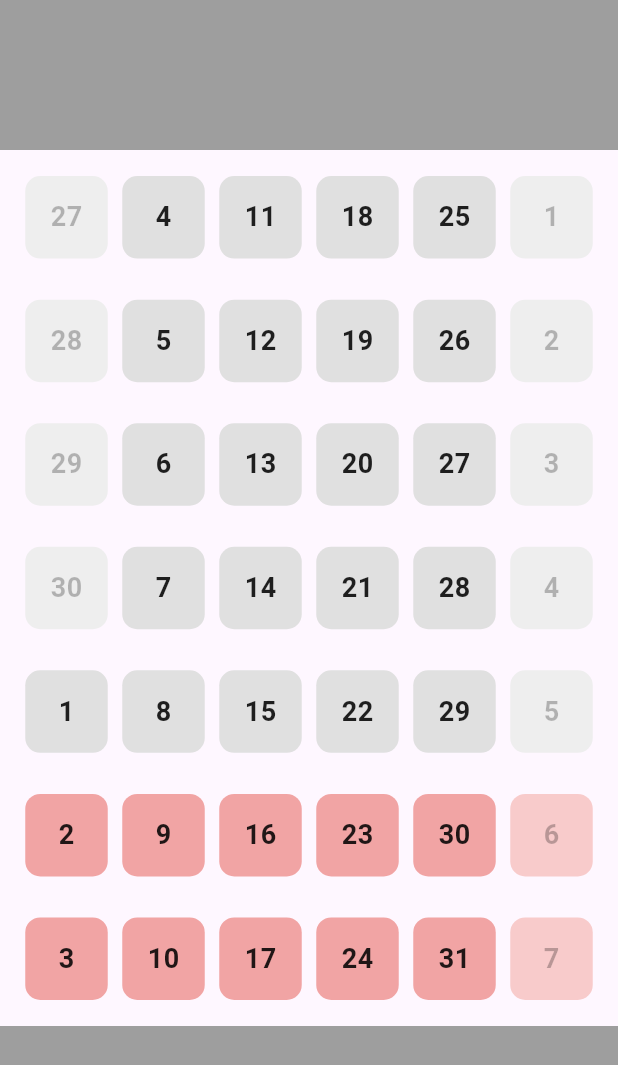
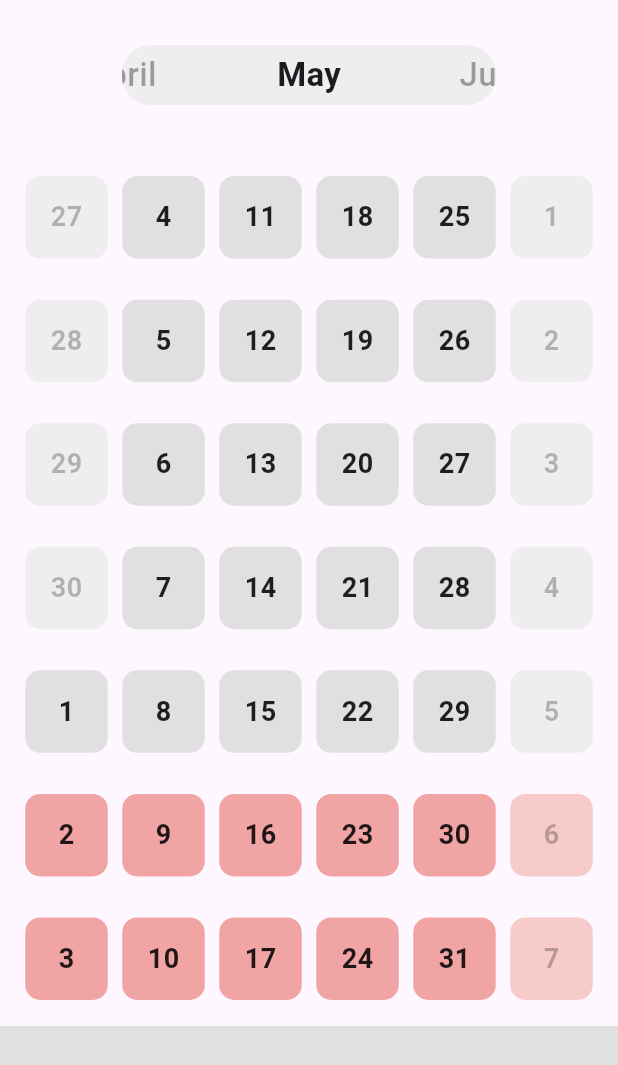
Before and after one commit to eidorii/persistent, a Flutter app: the screen it shows after launch, on a phone screen of 412 x 824 dp. Shown: the top 1065 px of the screen. Run offline on Flutter 3.47's test engine with Material 3 defaults, Android fonts, the light colour scheme and no system bars.

Commit message:
feature: header with month selector

```diff
--- a/lib/calendar_page.dart
+++ b/lib/calendar_page.dart
@@ -1,6 +1,7 @@
 import 'package:flutter/material.dart';
 import 'dart:async';
 import 'day_entry.dart';
+import 'month_selector.dart';
 
 class CalendarPage extends StatefulWidget {
   const CalendarPage({super.key});
@@ -18,6 +19,7 @@ class _CalendarPageState extends State<CalendarPage> {
   Timer? _scrollEndTimer;
   DateTime? _selectedDate;
   final Map<DateTime, DayEntry> _dayEntries = {};
+  static const int _monthCount = 120;
 
   double? _columnWidth;
   bool _initialJumpDone = false;
@@ -26,6 +28,9 @@ class _CalendarPageState extends State<CalendarPage> {
     final s = DateTime.utc(startDate.year, startDate.month, startDate.day);
     return s.subtract(Duration(days: s.weekday - 1));
   }
+
+  int get _currentMonthIndex =>
+    (_currentYear - startDate.year) * 12 + (_currentMonth - 1);
 
   @override
   void initState() {
@@ -117,14 +122,37 @@ class _CalendarPageState extends State<CalendarPage> {
   Widget _buildHeader() {
     return Container(
       height: 100,
-      color: Colors.grey,
+      alignment: Alignment.bottomCenter,
+      child: Row(
+          mainAxisAlignment: MainAxisAlignment.center,
+          children: [
+            Expanded(
+              child: Center(
+                child: ConstrainedBox(
+                  constraints: const BoxConstraints(maxWidth: 250),
+                  child: ClipRRect(
+                    borderRadius: BorderRadius.circular(24),
+                    child: Container(
+                      color: Colors.grey[200],
+                      child: MonthSelector(
+                          startYear: startDate.year,
+                          monthCount: _monthCount,
+                          currentMonthIndex: _currentMonthIndex
+                      ),
+                    ),
+                  ),
+                )
+              )
+            )
+          ],
+      ),
     );
   }
 
   Widget _buildFooter() {
     return Container(
       height: 140,
-      color: Colors.grey,
+      color: Colors.grey[300],
     );
   }
 
--- /dev/null
+++ b/lib/month_selector.dart
@@ -0,0 +1,110 @@
+import 'package:flutter/material.dart';
+
+class MonthSelector extends StatefulWidget {
+  final int startYear;
+  final int monthCount;
+  final int currentMonthIndex;
+
+  const MonthSelector({
+    super.key,
+    required this.startYear,
+    required this.monthCount,
+    required this.currentMonthIndex,
+  });
+
+  @override
+  State<MonthSelector> createState() => _MonthSelectorState();
+}
+
+class _MonthSelectorState extends State<MonthSelector> {
+  final ScrollController _controller = ScrollController();
+  double? _itemWidth;
+
+  static const _names = [
+    'January', 'February', 'March', 'April', 'May', 'June', 'July', 'August',
+    'September', 'October', 'November', 'December',
+  ];
+
+  @override
+  void didUpdateWidget(MonthSelector old) {
+    super.didUpdateWidget(old);
+    if (widget.currentMonthIndex != old.currentMonthIndex) _animateToCurrent();
+  }
+
+  void _animateToCurrent() {
+    if (!_controller.hasClients || _itemWidth == null) return;
+    final viewport = _controller.position.viewportDimension;
+    final target =
+        widget.currentMonthIndex * _itemWidth! - (viewport - _itemWidth!) / 2;
+    _controller.animateTo(
+        target.clamp(
+            _controller.position.minScrollExtent,
+            _controller.position.maxScrollExtent,
+        ),
+        duration: const Duration(milliseconds: 100),
+        curve: Curves.easeOut,
+    );
+  }
+
+  @override
+  void dispose() {
+    _controller.dispose();
+    super.dispose();
+  }
+
+  @override
+  Widget build(BuildContext context) {
+    return SizedBox(
+      height: 40,
+      child: LayoutBuilder(
+        builder: (context, constraints) {
+          _itemWidth = constraints.maxWidth * 0.5;
+
+          // first build: jump without animation so initial month is centered
+          WidgetsBinding.instance.addPostFrameCallback((_) {
+            if (!_controller.hasClients) return;
+            if (_controller.offset == 0 && widget.currentMonthIndex > 0) {
+              final viewport = _controller.position.viewportDimension;
+              final target = widget.currentMonthIndex * _itemWidth! -
+                  (viewport - _itemWidth!) / 2;
+              _controller.jumpTo(target.clamp(
+                _controller.position.minScrollExtent,
+                _controller.position.maxScrollExtent,
+              ));
+            }
+          });
+
+          return IgnorePointer(
+            child: ListView.builder(
+              controller: _controller,
+              scrollDirection: Axis.horizontal,
+              itemCount: widget.monthCount,
+              itemExtent: _itemWidth,
+              itemBuilder: (context, index) {
+                final distance =
+                (index - widget.currentMonthIndex).abs().toDouble();
+                final opacity = (1.0 - distance * 0.6).clamp(0.25, 1.0);
+                final isCurrent = index == widget.currentMonthIndex;
+                return Center(
+                  child: Opacity(
+                    opacity: opacity,
+                    child: Text(
+                      _names[index % 12],
+                      maxLines: 1,
+                      softWrap: false,
+                      style: TextStyle(
+                        fontSize: 22,
+                        fontWeight:
+                        isCurrent ? FontWeight.w700 : FontWeight.w500,
+                      ),
+                    ),
+                  ),
+                );
+              },
+            ),
+          );
+        },
+      ),
+    );
+  }
+}
```
